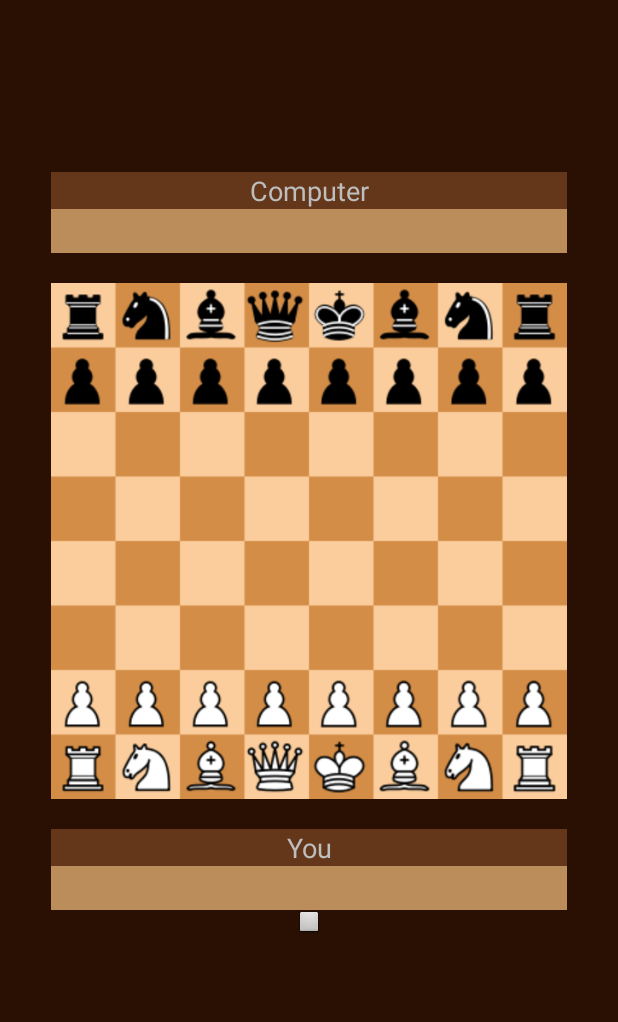
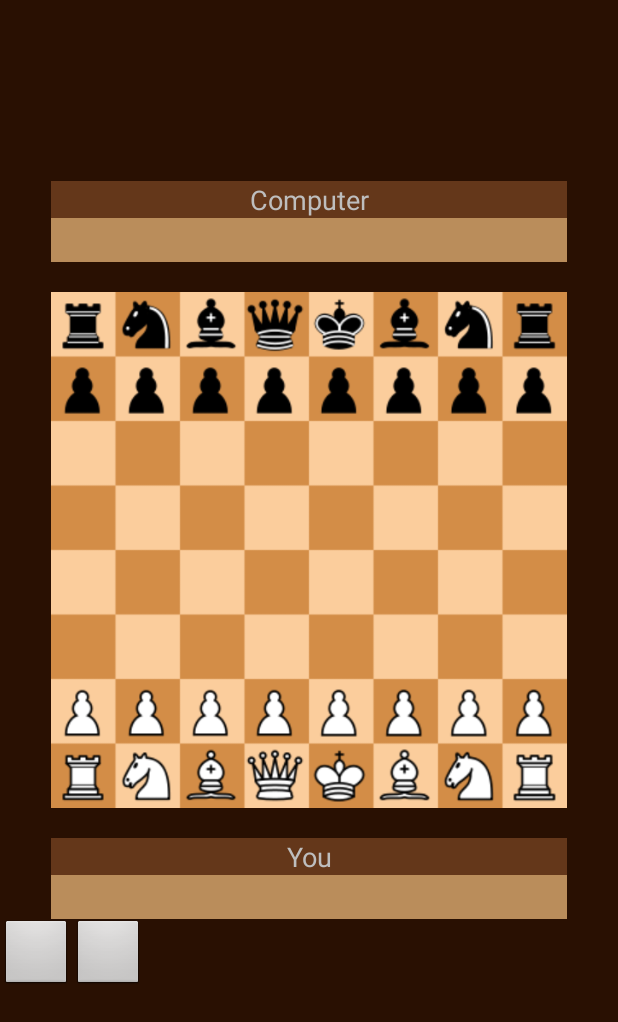
Before and after one commit to thuijbregts/chess, an Android app: the screen it shows after launch (GameActivity), after a tap on "SOLO", on a phone screen of 412 x 824 dp. Shown: the top 1022 px of the screen. Run offline under Robolectric (Android 15) with nearby library versions, the phone set to English and light mode, and no system bars.

```diff
--- a/app/src/main/java/com/thomas/chess/activities/GameActivity.java
+++ b/app/src/main/java/com/thomas/chess/activities/GameActivity.java
@@ -51,7 +51,6 @@ public class GameActivity extends Activity {
     }
 
     private void initializeGame(int gameType) {
-        Log.d("tag", "" + gameType);
         mGame = new Game(gameType);
         setUpPlayerContainers();
         setUpBoardViews();
@@ -114,6 +113,15 @@ public class GameActivity extends Activity {
                 HistoryDialog dialog = new HistoryDialog(GameActivity.this);
                 dialog.setMoves(mGame.getMoves());
                 dialog.show();
+            }
+        });
+
+        Button undo = (Button) findViewById(R.id.game_undo);
+        undo.setOnClickListener(new View.OnClickListener() {
+            @Override
+            public void onClick(View v) {
+                mGame.cancelMove();
+                updateGameView(true);
             }
         });
     }
--- a/app/src/main/res/layout/activity_main.xml
+++ b/app/src/main/res/layout/activity_main.xml
@@ -2,6 +2,7 @@
     xmlns:tools="http://schemas.android.com/tools"
     android:layout_width="match_parent"
     android:layout_height="match_parent"
+    android:background="@drawable/background_menu"
     tools:context=".activities.MainActivity">
 
     <LinearLayout
--- a/app/src/main/res/layout/game_activity.xml
+++ b/app/src/main/res/layout/game_activity.xml
@@ -108,17 +108,29 @@
 
     </LinearLayout>
 
-    <Button
-        android:id="@+id/game_show_history"
-        android:layout_width="20dp"
-        android:layout_height="20dp" />
+    <LinearLayout
+        android:layout_width="match_parent"
+        android:layout_height="wrap_content"
+        android:orientation="horizontal">
+        <Button
+            android:id="@+id/game_undo"
+            android:layout_width="48dp"
+            android:layout_height="48dp" />
+
+        <Button
+            android:id="@+id/game_show_history"
+            android:layout_width="48dp"
+            android:layout_height="48dp" />
+
+    </LinearLayout>
+
 
     <TextView
         android:id="@+id/game_status"
-        android:layout_marginTop="50dp"
+        android:layout_marginTop="20dp"
         android:layout_width="match_parent"
         android:layout_height="wrap_content"
-        android:textSize="24sp"
+        android:textSize="16sp"
         android:textColor="@android:color/white"/>
 
 </LinearLayout>
```
Also changed, not shown: app/src/main/java/com/thomas/chess/game/Game.java (+28 -6 lines), app/src/main/java/com/thomas/chess/game/Move.java (+7 -1 lines), app/src/main/res/drawable/background_menu.png (added), 2 other files.
